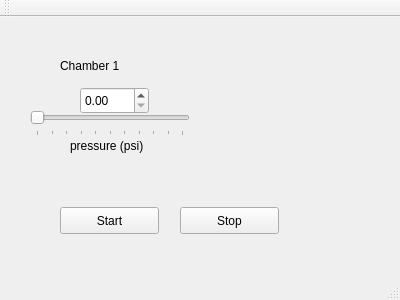
Old version of the form gui/gui/mainwindow.ui in the repository lucas-tiz/pressure-vest.
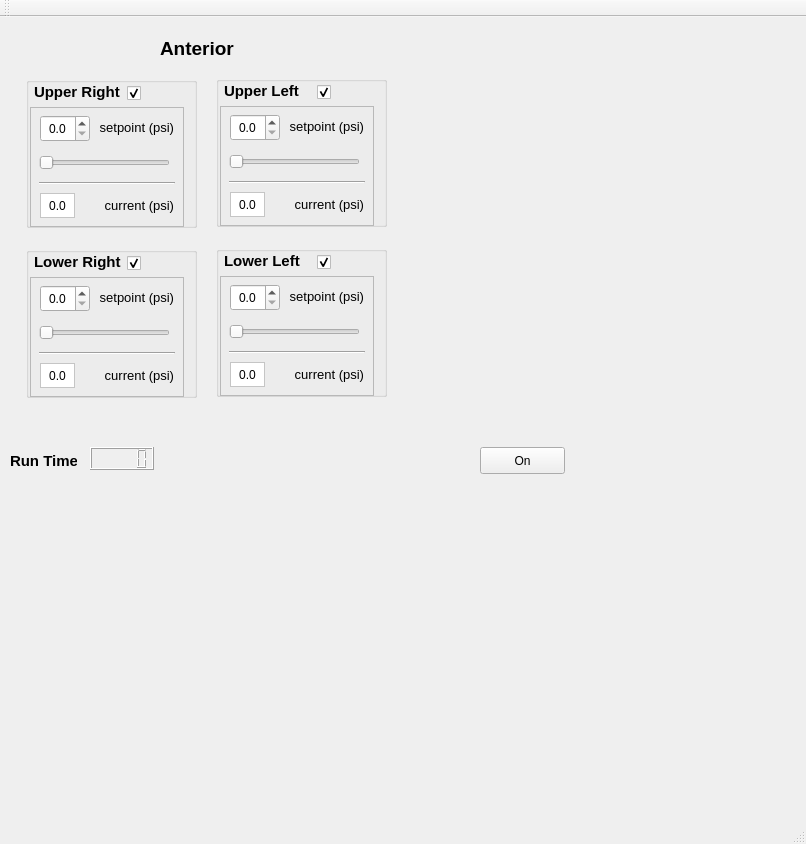
New version of the form.

What changed in the file:
```diff
--- a/gui/gui/mainwindow.ui
+++ b/gui/gui/mainwindow.ui
@@ -6,8 +6,8 @@
    <rect>
     <x>0</x>
     <y>0</y>
-    <width>400</width>
-    <height>300</height>
+    <width>806</width>
+    <height>844</height>
    </rect>
   </property>
   <property name="windowTitle">
@@ -17,93 +17,1153 @@
    <widget class="QLabel" name="label">
     <property name="geometry">
      <rect>
-      <x>60</x>
-      <y>40</y>
-      <width>91</width>
-      <height>17</height>
+      <x>160</x>
+      <y>20</y>
+      <width>78</width>
+      <height>22</height>
      </rect>
     </property>
+    <property name="font">
+     <font>
+      <pointsize>14</pointsize>
+      <weight>75</weight>
+      <bold>true</bold>
+     </font>
+    </property>
     <property name="text">
-     <string>Chamber 1</string>
+     <string>Anterior</string>
     </property>
    </widget>
-   <widget class="QSlider" name="horizontalSlider_chamber1">
+   <widget class="QPushButton" name="pushButton_on">
     <property name="geometry">
      <rect>
-      <x>30</x>
-      <y>90</y>
-      <width>160</width>
-      <height>29</height>
+      <x>480</x>
+      <y>430</y>
+      <width>85</width>
+      <height>27</height>
      </rect>
     </property>
-    <property name="maximum">
-     <number>100</number>
+    <property name="text">
+     <string>On</string>
     </property>
-    <property name="singleStep">
-     <number>0</number>
+   </widget>
+   <widget class="QLCDNumber" name="lcdNumber">
+    <property name="geometry">
+     <rect>
+      <x>90</x>
+      <y>430</y>
+      <width>64</width>
+      <height>23</height>
+     </rect>
     </property>
-    <property name="orientation">
-     <enum>Qt::Horizontal</enum>
-    </property>
-    <property name="tickPosition">
-     <enum>QSlider::TicksBelow</enum>
-    </property>
    </widget>
    <widget class="QLabel" name="label_2">
     <property name="geometry">
      <rect>
-      <x>70</x>
-      <y>120</y>
-      <width>91</width>
+      <x>10</x>
+      <y>435</y>
+      <width>67</width>
       <height>17</height>
      </rect>
     </property>
+    <property name="font">
+     <font>
+      <pointsize>11</pointsize>
+      <weight>75</weight>
+      <bold>true</bold>
+     </font>
+    </property>
     <property name="text">
-     <string>pressure (psi)</string>
+     <string>Run Time</string>
     </property>
    </widget>
-   <widget class="QDoubleSpinBox" name="doubleSpinBox_chamber1">
+   <widget class="QGroupBox" name="groupBox_alr_2">
     <property name="geometry">
      <rect>
-      <x>80</x>
-      <y>70</y>
-      <width>69</width>
-      <height>27</height>
+      <x>26</x>
+      <y>230</y>
+      <width>171</width>
+      <height>151</height>
      </rect>
     </property>
-    <property name="maximum">
-     <double>5.000000000000000</double>
+    <property name="sizePolicy">
+     <sizepolicy hsizetype="Fixed" vsizetype="Fixed">
+      <horstretch>0</horstretch>
+      <verstretch>0</verstretch>
+     </sizepolicy>
     </property>
-    <property name="singleStep">
-     <double>0.100000000000000</double>
+    <property name="title">
+     <string/>
     </property>
+    <widget class="QFrame" name="frame_alr">
+     <property name="geometry">
+      <rect>
+       <x>4</x>
+       <y>30</y>
+       <width>154</width>
+       <height>120</height>
+      </rect>
+     </property>
+     <property name="sizePolicy">
+      <sizepolicy hsizetype="Fixed" vsizetype="Fixed">
+       <horstretch>0</horstretch>
+       <verstretch>0</verstretch>
+      </sizepolicy>
+     </property>
+     <property name="frameShape">
+      <enum>QFrame::StyledPanel</enum>
+     </property>
+     <property name="frameShadow">
+      <enum>QFrame::Raised</enum>
+     </property>
+     <property name="lineWidth">
+      <number>1</number>
+     </property>
+     <widget class="QSlider" name="horizontalSlider_alr">
+      <property name="geometry">
+       <rect>
+        <x>9</x>
+        <y>41</y>
+        <width>131</width>
+        <height>29</height>
+       </rect>
+      </property>
+      <property name="sizePolicy">
+       <sizepolicy hsizetype="Preferred" vsizetype="Preferred">
+        <horstretch>0</horstretch>
+        <verstretch>0</verstretch>
+       </sizepolicy>
+      </property>
+      <property name="maximum">
+       <number>100</number>
+      </property>
+      <property name="singleStep">
+       <number>0</number>
+      </property>
+      <property name="orientation">
+       <enum>Qt::Horizontal</enum>
+      </property>
+      <property name="tickPosition">
+       <enum>QSlider::NoTicks</enum>
+      </property>
+     </widget>
+     <widget class="Line" name="line_4">
+      <property name="geometry">
+       <rect>
+        <x>9</x>
+        <y>68</y>
+        <width>136</width>
+        <height>16</height>
+       </rect>
+      </property>
+      <property name="sizePolicy">
+       <sizepolicy hsizetype="Preferred" vsizetype="Preferred">
+        <horstretch>0</horstretch>
+        <verstretch>0</verstretch>
+       </sizepolicy>
+      </property>
+      <property name="orientation">
+       <enum>Qt::Horizontal</enum>
+      </property>
+     </widget>
+     <widget class="QLabel" name="label_16">
+      <property name="geometry">
+       <rect>
+        <x>66</x>
+        <y>12</y>
+        <width>78</width>
+        <height>16</height>
+       </rect>
+      </property>
+      <property name="sizePolicy">
+       <sizepolicy hsizetype="Preferred" vsizetype="Preferred">
+        <horstretch>0</horstretch>
+        <verstretch>0</verstretch>
+       </sizepolicy>
+      </property>
+      <property name="font">
+       <font>
+        <pointsize>10</pointsize>
+       </font>
+      </property>
+      <property name="text">
+       <string>setpoint (psi)</string>
+      </property>
+      <property name="alignment">
+       <set>Qt::AlignRight|Qt::AlignTrailing|Qt::AlignVCenter</set>
+      </property>
+     </widget>
+     <widget class="QDoubleSpinBox" name="doubleSpinBox_alr">
+      <property name="geometry">
+       <rect>
+        <x>10</x>
+        <y>8</y>
+        <width>50</width>
+        <height>27</height>
+       </rect>
+      </property>
+      <property name="sizePolicy">
+       <sizepolicy hsizetype="Preferred" vsizetype="Preferred">
+        <horstretch>0</horstretch>
+        <verstretch>0</verstretch>
+       </sizepolicy>
+      </property>
+      <property name="maximumSize">
+       <size>
+        <width>50</width>
+        <height>16777215</height>
+       </size>
+      </property>
+      <property name="alignment">
+       <set>Qt::AlignCenter</set>
+      </property>
+      <property name="decimals">
+       <number>1</number>
+      </property>
+      <property name="maximum">
+       <double>5.000000000000000</double>
+      </property>
+      <property name="singleStep">
+       <double>0.100000000000000</double>
+      </property>
+     </widget>
+     <widget class="QLabel" name="label_17">
+      <property name="geometry">
+       <rect>
+        <x>72</x>
+        <y>90</y>
+        <width>72</width>
+        <height>16</height>
+       </rect>
+      </property>
+      <property name="sizePolicy">
+       <sizepolicy hsizetype="Preferred" vsizetype="Preferred">
+        <horstretch>0</horstretch>
+        <verstretch>0</verstretch>
+       </sizepolicy>
+      </property>
+      <property name="font">
+       <font>
+        <pointsize>10</pointsize>
+       </font>
+      </property>
+      <property name="text">
+       <string>current (psi)</string>
+      </property>
+      <property name="alignment">
+       <set>Qt::AlignRight|Qt::AlignTrailing|Qt::AlignVCenter</set>
+      </property>
+     </widget>
+     <widget class="QLabel" name="label_alr">
+      <property name="enabled">
+       <bool>true</bool>
+      </property>
+      <property name="geometry">
+       <rect>
+        <x>10</x>
+        <y>86</y>
+        <width>35</width>
+        <height>25</height>
+       </rect>
+      </property>
+      <property name="sizePolicy">
+       <sizepolicy hsizetype="Preferred" vsizetype="Preferred">
+        <horstretch>0</horstretch>
+        <verstretch>0</verstretch>
+       </sizepolicy>
+      </property>
+      <property name="minimumSize">
+       <size>
+        <width>0</width>
+        <height>25</height>
+       </size>
+      </property>
+      <property name="autoFillBackground">
+       <bool>false</bool>
+      </property>
+      <property name="styleSheet">
+       <string notr="true">background-color: rgb(255, 255, 255);
+border-color: rgb(196, 193, 189);</string>
+      </property>
+      <property name="frameShape">
+       <enum>QFrame::StyledPanel</enum>
+      </property>
+      <property name="text">
+       <string>0.0</string>
+      </property>
+      <property name="alignment">
+       <set>Qt::AlignCenter</set>
+      </property>
+     </widget>
+    </widget>
+    <widget class="QLabel" name="label_18">
+     <property name="geometry">
+      <rect>
+       <x>8</x>
+       <y>6</y>
+       <width>87</width>
+       <height>17</height>
+      </rect>
+     </property>
+     <property name="sizePolicy">
+      <sizepolicy hsizetype="Preferred" vsizetype="Preferred">
+       <horstretch>0</horstretch>
+       <verstretch>0</verstretch>
+      </sizepolicy>
+     </property>
+     <property name="font">
+      <font>
+       <pointsize>11</pointsize>
+       <weight>75</weight>
+       <bold>true</bold>
+      </font>
+     </property>
+     <property name="text">
+      <string>Lower Right</string>
+     </property>
+    </widget>
+    <widget class="QCheckBox" name="checkBox_alr">
+     <property name="geometry">
+      <rect>
+       <x>101</x>
+       <y>6</y>
+       <width>20</width>
+       <height>21</height>
+      </rect>
+     </property>
+     <property name="sizePolicy">
+      <sizepolicy hsizetype="Preferred" vsizetype="Preferred">
+       <horstretch>0</horstretch>
+       <verstretch>0</verstretch>
+      </sizepolicy>
+     </property>
+     <property name="text">
+      <string/>
+     </property>
+     <property name="checked">
+      <bool>true</bool>
+     </property>
+    </widget>
    </widget>
-   <widget class="QPushButton" name="pushButton_start">
+   <widget class="QGroupBox" name="groupBox_alr_3">
     <property name="geometry">
      <rect>
-      <x>60</x>
-      <y>190</y>
-      <width>99</width>
-      <height>27</height>
+      <x>26</x>
+      <y>60</y>
+      <width>171</width>
+      <height>151</height>
      </rect>
     </property>
-    <property name="text">
-     <string>Start</string>
+    <property name="sizePolicy">
+     <sizepolicy hsizetype="Fixed" vsizetype="Fixed">
+      <horstretch>0</horstretch>
+      <verstretch>0</verstretch>
+     </sizepolicy>
     </property>
+    <property name="title">
+     <string/>
+    </property>
+    <widget class="QFrame" name="frame_aur">
+     <property name="enabled">
+      <bool>true</bool>
+     </property>
+     <property name="geometry">
+      <rect>
+       <x>4</x>
+       <y>30</y>
+       <width>154</width>
+       <height>120</height>
+      </rect>
+     </property>
+     <property name="sizePolicy">
+      <sizepolicy hsizetype="Fixed" vsizetype="Fixed">
+       <horstretch>0</horstretch>
+       <verstretch>0</verstretch>
+      </sizepolicy>
+     </property>
+     <property name="frameShape">
+      <enum>QFrame::StyledPanel</enum>
+     </property>
+     <property name="frameShadow">
+      <enum>QFrame::Raised</enum>
+     </property>
+     <property name="lineWidth">
+      <number>1</number>
+     </property>
+     <widget class="QSlider" name="horizontalSlider_aur">
+      <property name="geometry">
+       <rect>
+        <x>9</x>
+        <y>41</y>
+        <width>131</width>
+        <height>29</height>
+       </rect>
+      </property>
+      <property name="sizePolicy">
+       <sizepolicy hsizetype="Preferred" vsizetype="Preferred">
+        <horstretch>0</horstretch>
+        <verstretch>0</verstretch>
+       </sizepolicy>
+      </property>
+      <property name="maximum">
+       <number>100</number>
+      </property>
+      <property name="singleStep">
+       <number>0</number>
+      </property>
+      <property name="orientation">
+       <enum>Qt::Horizontal</enum>
+      </property>
+      <property name="tickPosition">
+       <enum>QSlider::NoTicks</enum>
+      </property>
+     </widget>
+     <widget class="Line" name="line_5">
+      <property name="geometry">
+       <rect>
+        <x>9</x>
+        <y>68</y>
+        <width>136</width>
+        <height>16</height>
+       </rect>
+      </property>
+      <property name="sizePolicy">
+       <sizepolicy hsizetype="Preferred" vsizetype="Preferred">
+        <horstretch>0</horstretch>
+        <verstretch>0</verstretch>
+       </sizepolicy>
+      </property>
+      <property name="orientation">
+       <enum>Qt::Horizontal</enum>
+      </property>
+     </widget>
+     <widget class="QLabel" name="label_19">
+      <property name="geometry">
+       <rect>
+        <x>66</x>
+        <y>12</y>
+        <width>78</width>
+        <height>16</height>
+       </rect>
+      </property>
+      <property name="sizePolicy">
+       <sizepolicy hsizetype="Preferred" vsizetype="Preferred">
+        <horstretch>0</horstretch>
+        <verstretch>0</verstretch>
+       </sizepolicy>
+      </property>
+      <property name="font">
+       <font>
+        <pointsize>10</pointsize>
+       </font>
+      </property>
+      <property name="text">
+       <string>setpoint (psi)</string>
+      </property>
+      <property name="alignment">
+       <set>Qt::AlignRight|Qt::AlignTrailing|Qt::AlignVCenter</set>
+      </property>
+     </widget>
+     <widget class="QDoubleSpinBox" name="doubleSpinBox_aur">
+      <property name="geometry">
+       <rect>
+        <x>10</x>
+        <y>8</y>
+        <width>50</width>
+        <height>27</height>
+       </rect>
+      </property>
+      <property name="sizePolicy">
+       <sizepolicy hsizetype="Preferred" vsizetype="Preferred">
+        <horstretch>0</horstretch>
+        <verstretch>0</verstretch>
+       </sizepolicy>
+      </property>
+      <property name="maximumSize">
+       <size>
+        <width>50</width>
+        <height>16777215</height>
+       </size>
+      </property>
+      <property name="alignment">
+       <set>Qt::AlignCenter</set>
+      </property>
+      <property name="decimals">
+       <number>1</number>
+      </property>
+      <property name="maximum">
+       <double>5.000000000000000</double>
+      </property>
+      <property name="singleStep">
+       <double>0.100000000000000</double>
+      </property>
+     </widget>
+     <widget class="QLabel" name="label_20">
+      <property name="geometry">
+       <rect>
+        <x>72</x>
+        <y>90</y>
+        <width>72</width>
+        <height>16</height>
+       </rect>
+      </property>
+      <property name="sizePolicy">
+       <sizepolicy hsizetype="Preferred" vsizetype="Preferred">
+        <horstretch>0</horstretch>
+        <verstretch>0</verstretch>
+       </sizepolicy>
+      </property>
+      <property name="font">
+       <font>
+        <pointsize>10</pointsize>
+       </font>
+      </property>
+      <property name="text">
+       <string>current (psi)</string>
+      </property>
+      <property name="alignment">
+       <set>Qt::AlignRight|Qt::AlignTrailing|Qt::AlignVCenter</set>
+      </property>
+     </widget>
+     <widget class="QLabel" name="label_aur">
+      <property name="enabled">
+       <bool>true</bool>
+      </property>
+      <property name="geometry">
+       <rect>
+        <x>10</x>
+        <y>86</y>
+        <width>35</width>
+        <height>25</height>
+       </rect>
+      </property>
+      <property name="sizePolicy">
+       <sizepolicy hsizetype="Preferred" vsizetype="Preferred">
+        <horstretch>0</horstretch>
+        <verstretch>0</verstretch>
+       </sizepolicy>
+      </property>
+      <property name="minimumSize">
+       <size>
+        <width>0</width>
+        <height>25</height>
+       </size>
+      </property>
+      <property name="autoFillBackground">
+       <bool>false</bool>
+      </property>
+      <property name="styleSheet">
+       <string notr="true">background-color: rgb(255, 255, 255);
+border-color: rgb(196, 193, 189);</string>
+      </property>
+      <property name="frameShape">
+       <enum>QFrame::StyledPanel</enum>
+      </property>
+      <property name="text">
+       <string>0.0</string>
+      </property>
+      <property name="alignment">
+       <set>Qt::AlignCenter</set>
+      </property>
+     </widget>
+    </widget>
+    <widget class="QLabel" name="label_">
+     <property name="geometry">
+      <rect>
+       <x>8</x>
+       <y>6</y>
+       <width>87</width>
+       <height>17</height>
+      </rect>
+     </property>
+     <property name="sizePolicy">
+      <sizepolicy hsizetype="Preferred" vsizetype="Preferred">
+       <horstretch>0</horstretch>
+       <verstretch>0</verstretch>
+      </sizepolicy>
+     </property>
+     <property name="font">
+      <font>
+       <pointsize>11</pointsize>
+       <weight>75</weight>
+       <bold>true</bold>
+      </font>
+     </property>
+     <property name="text">
+      <string>Upper Right</string>
+     </property>
+    </widget>
+    <widget class="QCheckBox" name="checkBox_aur">
+     <property name="geometry">
+      <rect>
+       <x>101</x>
+       <y>6</y>
+       <width>20</width>
+       <height>21</height>
+      </rect>
+     </property>
+     <property name="sizePolicy">
+      <sizepolicy hsizetype="Preferred" vsizetype="Preferred">
+       <horstretch>0</horstretch>
+       <verstretch>0</verstretch>
+      </sizepolicy>
+     </property>
+     <property name="text">
+      <string/>
+     </property>
+     <property name="checked">
+      <bool>true</bool>
+     </property>
+    </widget>
    </widget>
-   <widget class="QPushButton" name="pushButton_stop">
+   <widget class="QGroupBox" name="groupBox_alr_4">
     <property name="geometry">
      <rect>
-      <x>180</x>
-      <y>190</y>
-      <width>99</width>
-      <height>27</height>
+      <x>216</x>
+      <y>229</y>
+      <width>171</width>
+      <height>151</height>
      </rect>
     </property>
-    <property name="text">
-     <string>Stop</string>
+    <property name="sizePolicy">
+     <sizepolicy hsizetype="Fixed" vsizetype="Fixed">
+      <horstretch>0</horstretch>
+      <verstretch>0</verstretch>
+     </sizepolicy>
     </property>
+    <property name="title">
+     <string/>
+    </property>
+    <widget class="QFrame" name="frame_all">
+     <property name="geometry">
+      <rect>
+       <x>4</x>
+       <y>30</y>
+       <width>154</width>
+       <height>120</height>
+      </rect>
+     </property>
+     <property name="sizePolicy">
+      <sizepolicy hsizetype="Fixed" vsizetype="Fixed">
+       <horstretch>0</horstretch>
+       <verstretch>0</verstretch>
+      </sizepolicy>
+     </property>
+     <property name="frameShape">
+      <enum>QFrame::StyledPanel</enum>
+     </property>
+     <property name="frameShadow">
+      <enum>QFrame::Raised</enum>
+     </property>
+     <property name="lineWidth">
+      <number>1</number>
+     </property>
+     <widget class="QSlider" name="horizontalSlider_all">
+      <property name="geometry">
+       <rect>
+        <x>9</x>
+        <y>41</y>
+        <width>131</width>
+        <height>29</height>
+       </rect>
+      </property>
+      <property name="sizePolicy">
+       <sizepolicy hsizetype="Preferred" vsizetype="Preferred">
+        <horstretch>0</horstretch>
+        <verstretch>0</verstretch>
+       </sizepolicy>
+      </property>
+      <property name="maximum">
+       <number>100</number>
+      </property>
+      <property name="singleStep">
+       <number>0</number>
+      </property>
+      <property name="orientation">
+       <enum>Qt::Horizontal</enum>
+      </property>
+      <property name="tickPosition">
+       <enum>QSlider::NoTicks</enum>
+      </property>
+     </widget>
+     <widget class="Line" name="line_6">
+      <property name="geometry">
+       <rect>
+        <x>9</x>
+        <y>68</y>
+        <width>136</width>
+        <height>16</height>
+       </rect>
+      </property>
+      <property name="sizePolicy">
+       <sizepolicy hsizetype="Preferred" vsizetype="Preferred">
+        <horstretch>0</horstretch>
+        <verstretch>0</verstretch>
+       </sizepolicy>
+      </property>
+      <property name="orientation">
+       <enum>Qt::Horizontal</enum>
+      </property>
+     </widget>
+     <widget class="QLabel" name="label_22">
+      <property name="geometry">
+       <rect>
+        <x>66</x>
+        <y>12</y>
+        <width>78</width>
+        <height>16</height>
+       </rect>
+      </property>
+      <property name="sizePolicy">
+       <sizepolicy hsizetype="Preferred" vsizetype="Preferred">
+        <horstretch>0</horstretch>
+        <verstretch>0</verstretch>
+       </sizepolicy>
+      </property>
+      <property name="font">
+       <font>
+        <pointsize>10</pointsize>
+       </font>
+      </property>
+      <property name="text">
+       <string>setpoint (psi)</string>
+      </property>
+      <property name="alignment">
+       <set>Qt::AlignRight|Qt::AlignTrailing|Qt::AlignVCenter</set>
+      </property>
+     </widget>
+     <widget class="QDoubleSpinBox" name="doubleSpinBox_all">
+      <property name="geometry">
+       <rect>
+        <x>10</x>
+        <y>8</y>
+        <width>50</width>
+        <height>27</height>
+       </rect>
+      </property>
+      <property name="sizePolicy">
+       <sizepolicy hsizetype="Preferred" vsizetype="Preferred">
+        <horstretch>0</horstretch>
+        <verstretch>0</verstretch>
+       </sizepolicy>
+      </property>
+      <property name="maximumSize">
+       <size>
+        <width>50</width>
+        <height>16777215</height>
+       </size>
+      </property>
+      <property name="alignment">
+       <set>Qt::AlignCenter</set>
+      </property>
+      <property name="decimals">
+       <number>1</number>
+      </property>
+      <property name="maximum">
+       <double>5.000000000000000</double>
+      </property>
+      <property name="singleStep">
+       <double>0.100000000000000</double>
+      </property>
+     </widget>
+     <widget class="QLabel" name="label_23">
+      <property name="geometry">
+       <rect>
+        <x>72</x>
+        <y>90</y>
+        <width>72</width>
+        <height>16</height>
+       </rect>
+      </property>
+      <property name="sizePolicy">
+       <sizepolicy hsizetype="Preferred" vsizetype="Preferred">
+        <horstretch>0</horstretch>
+        <verstretch>0</verstretch>
+       </sizepolicy>
+      </property>
+      <property name="font">
+       <font>
+        <pointsize>10</pointsize>
+       </font>
+      </property>
+      <property name="text">
+       <string>current (psi)</string>
+      </property>
+      <property name="alignment">
+       <set>Qt::AlignRight|Qt::AlignTrailing|Qt::AlignVCenter</set>
+      </property>
+     </widget>
+     <widget class="QLabel" name="label_all">
+      <property name="enabled">
+       <bool>true</bool>
+      </property>
+      <property name="geometry">
+       <rect>
+        <x>10</x>
+        <y>86</y>
+        <width>35</width>
+        <height>25</height>
+       </rect>
+      </property>
+      <property name="sizePolicy">
+       <sizepolicy hsizetype="Preferred" vsizetype="Preferred">
+        <horstretch>0</horstretch>
+        <verstretch>0</verstretch>
+       </sizepolicy>
+      </property>
+      <property name="minimumSize">
+       <size>
+        <width>0</width>
+        <height>25</height>
+       </size>
+      </property>
+      <property name="autoFillBackground">
+       <bool>false</bool>
+      </property>
+      <property name="styleSheet">
+       <string notr="true">background-color: rgb(255, 255, 255);
+border-color: rgb(196, 193, 189);</string>
+      </property>
+      <property name="frameShape">
+       <enum>QFrame::StyledPanel</enum>
+      </property>
+      <property name="text">
+       <string>0.0</string>
+      </property>
+      <property name="alignment">
+       <set>Qt::AlignCenter</set>
+      </property>
+     </widget>
+    </widget>
+    <widget class="QLabel" name="label_24">
+     <property name="geometry">
+      <rect>
+       <x>8</x>
+       <y>6</y>
+       <width>87</width>
+       <height>17</height>
+      </rect>
+     </property>
+     <property name="sizePolicy">
+      <sizepolicy hsizetype="Preferred" vsizetype="Preferred">
+       <horstretch>0</horstretch>
+       <verstretch>0</verstretch>
+      </sizepolicy>
+     </property>
+     <property name="font">
+      <font>
+       <pointsize>11</pointsize>
+       <weight>75</weight>
+       <bold>true</bold>
+      </font>
+     </property>
+     <property name="text">
+      <string>Lower Left</string>
+     </property>
+    </widget>
+    <widget class="QCheckBox" name="checkBox_all">
+     <property name="geometry">
+      <rect>
+       <x>101</x>
+       <y>6</y>
+       <width>20</width>
+       <height>21</height>
+      </rect>
+     </property>
+     <property name="sizePolicy">
+      <sizepolicy hsizetype="Preferred" vsizetype="Preferred">
+       <horstretch>0</horstretch>
+       <verstretch>0</verstretch>
+      </sizepolicy>
+     </property>
+     <property name="text">
+      <string/>
+     </property>
+     <property name="checked">
+      <bool>true</bool>
+     </property>
+    </widget>
    </widget>
+   <widget class="QGroupBox" name="groupBox_alr_5">
+    <property name="geometry">
+     <rect>
+      <x>216</x>
+      <y>59</y>
+      <width>171</width>
+      <height>151</height>
+     </rect>
+    </property>
+    <property name="sizePolicy">
+     <sizepolicy hsizetype="Fixed" vsizetype="Fixed">
+      <horstretch>0</horstretch>
+      <verstretch>0</verstretch>
+     </sizepolicy>
+    </property>
+    <property name="title">
+     <string/>
+    </property>
+    <widget class="QFrame" name="frame_aul">
+     <property name="geometry">
+      <rect>
+       <x>4</x>
+       <y>30</y>
+       <width>154</width>
+       <height>120</height>
+      </rect>
+     </property>
+     <property name="sizePolicy">
+      <sizepolicy hsizetype="Fixed" vsizetype="Fixed">
+       <horstretch>0</horstretch>
+       <verstretch>0</verstretch>
+      </sizepolicy>
+     </property>
+     <property name="frameShape">
+      <enum>QFrame::StyledPanel</enum>
+     </property>
+     <property name="frameShadow">
+      <enum>QFrame::Raised</enum>
+     </property>
+     <property name="lineWidth">
+      <number>1</number>
+     </property>
+     <widget class="QSlider" name="horizontalSlider_aul">
+      <property name="geometry">
+       <rect>
+        <x>9</x>
+        <y>41</y>
+        <width>131</width>
+        <height>29</height>
+       </rect>
+      </property>
+      <property name="sizePolicy">
+       <sizepolicy hsizetype="Preferred" vsizetype="Preferred">
+        <horstretch>0</horstretch>
+        <verstretch>0</verstretch>
+       </sizepolicy>
+      </property>
+      <property name="maximum">
+       <number>100</number>
+      </property>
+      <property name="singleStep">
+       <number>0</number>
+      </property>
+      <property name="orientation">
+       <enum>Qt::Horizontal</enum>
+      </property>
+      <property name="tickPosition">
+       <enum>QSlider::NoTicks</enum>
+      </property>
+     </widget>
+     <widget class="Line" name="line_7">
+      <property name="geometry">
+       <rect>
+        <x>9</x>
+        <y>68</y>
+        <width>136</width>
+        <height>16</height>
+       </rect>
+      </property>
+      <property name="sizePolicy">
+       <sizepolicy hsizetype="Preferred" vsizetype="Preferred">
+        <horstretch>0</horstretch>
+        <verstretch>0</verstretch>
+       </sizepolicy>
+      </property>
+      <property name="orientation">
+       <enum>Qt::Horizontal</enum>
+      </property>
+     </widget>
+     <widget class="QLabel" name="label_25">
+      <property name="geometry">
+       <rect>
+        <x>66</x>
+        <y>12</y>
+        <width>78</width>
+        <height>16</height>
+       </rect>
+      </property>
+      <property name="sizePolicy">
+       <sizepolicy hsizetype="Preferred" vsizetype="Preferred">
+        <horstretch>0</horstretch>
+        <verstretch>0</verstretch>
+       </sizepolicy>
+      </property>
+      <property name="font">
+       <font>
+        <pointsize>10</pointsize>
+       </font>
+      </property>
+      <property name="text">
+       <string>setpoint (psi)</string>
+      </property>
+      <property name="alignment">
+       <set>Qt::AlignRight|Qt::AlignTrailing|Qt::AlignVCenter</set>
+      </property>
+     </widget>
+     <widget class="QDoubleSpinBox" name="doubleSpinBox_aul">
+      <property name="geometry">
+       <rect>
+        <x>10</x>
+        <y>8</y>
+        <width>50</width>
+        <height>27</height>
+       </rect>
+      </property>
+      <property name="sizePolicy">
+       <sizepolicy hsizetype="Preferred" vsizetype="Preferred">
+        <horstretch>0</horstretch>
+        <verstretch>0</verstretch>
+       </sizepolicy>
+      </property>
+      <property name="maximumSize">
+       <size>
+        <width>50</width>
+        <height>16777215</height>
+       </size>
+      </property>
+      <property name="alignment">
+       <set>Qt::AlignCenter</set>
+      </property>
+      <property name="decimals">
+       <number>1</number>
+      </property>
+      <property name="maximum">
+       <double>5.000000000000000</double>
+      </property>
+      <property name="singleStep">
+       <double>0.100000000000000</double>
+      </property>
+     </widget>
+     <widget class="QLabel" name="label_26">
+      <property name="geometry">
+       <rect>
+        <x>72</x>
+        <y>90</y>
+        <width>72</width>
+        <height>16</height>
+       </rect>
+      </property>
+      <property name="sizePolicy">
+       <sizepolicy hsizetype="Preferred" vsizetype="Preferred">
+        <horstretch>0</horstretch>
+        <verstretch>0</verstretch>
+       </sizepolicy>
+      </property>
+      <property name="font">
+       <font>
+        <pointsize>10</pointsize>
+       </font>
+      </property>
+      <property name="text">
+       <string>current (psi)</string>
+      </property>
+      <property name="alignment">
+       <set>Qt::AlignRight|Qt::AlignTrailing|Qt::AlignVCenter</set>
+      </property>
+     </widget>
+     <widget class="QLabel" name="label_aul">
+      <property name="enabled">
+       <bool>true</bool>
+      </property>
+      <property name="geometry">
+       <rect>
+        <x>10</x>
+        <y>86</y>
+        <width>35</width>
+        <height>25</height>
+       </rect>
+      </property>
+      <property name="sizePolicy">
+       <sizepolicy hsizetype="Preferred" vsizetype="Preferred">
+        <horstretch>0</horstretch>
+        <verstretch>0</verstretch>
+       </sizepolicy>
+      </property>
+      <property name="minimumSize">
+       <size>
+        <width>0</width>
+        <height>25</height>
+       </size>
+      </property>
+      <property name="autoFillBackground">
+       <bool>false</bool>
+      </property>
+      <property name="styleSheet">
+       <string notr="true">background-color: rgb(255, 255, 255);
+border-color: rgb(196, 193, 189);</string>
+      </property>
+      <property name="frameShape">
+       <enum>QFrame::StyledPanel</enum>
+      </property>
+      <property name="text">
+       <string>0.0</string>
+      </property>
+      <property name="alignment">
+       <set>Qt::AlignCenter</set>
+      </property>
+     </widget>
+    </widget>
+    <widget class="QLabel" name="label_27">
+     <property name="geometry">
+      <rect>
+       <x>8</x>
+       <y>6</y>
+       <width>87</width>
+       <height>17</height>
+      </rect>
+     </property>
+     <property name="sizePolicy">
+      <sizepolicy hsizetype="Preferred" vsizetype="Preferred">
+       <horstretch>0</horstretch>
+       <verstretch>0</verstretch>
+      </sizepolicy>
+     </property>
+     <property name="font">
+      <font>
+       <pointsize>11</pointsize>
+       <weight>75</weight>
+       <bold>true</bold>
+      </font>
+     </property>
+     <property name="text">
+      <string>Upper Left</string>
+     </property>
+    </widget>
+    <widget class="QCheckBox" name="checkBox_aul">
+     <property name="geometry">
+      <rect>
+       <x>101</x>
+       <y>6</y>
+       <width>20</width>
+       <height>21</height>
+      </rect>
+     </property>
+     <property name="sizePolicy">
+      <sizepolicy hsizetype="Preferred" vsizetype="Preferred">
+       <horstretch>0</horstretch>
+       <verstretch>0</verstretch>
+      </sizepolicy>
+     </property>
+     <property name="text">
+      <string/>
+     </property>
+     <property name="checked">
+      <bool>true</bool>
+     </property>
+    </widget>
+   </widget>
+   <zorder>label</zorder>
+   <zorder>pushButton_on</zorder>
+   <zorder>lcdNumber</zorder>
+   <zorder>label_9</zorder>
+   <zorder>horizontalSlider_chamber1</zorder>
+   <zorder>doubleSpinBox_chamber1</zorder>
+   <zorder>label_2</zorder>
+   <zorder>groupBox_alr_2</zorder>
+   <zorder>layoutWidget_7</zorder>
+   <zorder>groupBox_alr_3</zorder>
+   <zorder>groupBox_alr_4</zorder>
+   <zorder>groupBox_alr_5</zorder>
   </widget>
   <widget class="QMenuBar" name="menuBar">
    <property name="geometry">
```
Left out of the diff: 4 changed lines with no effect on the pictures.
